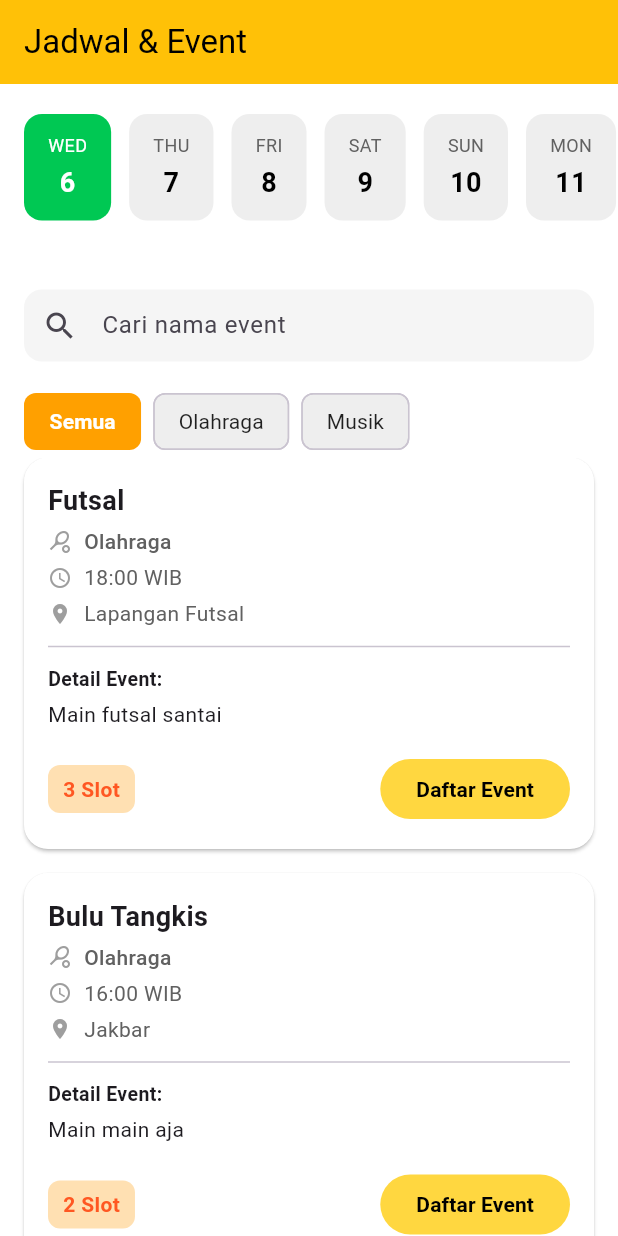
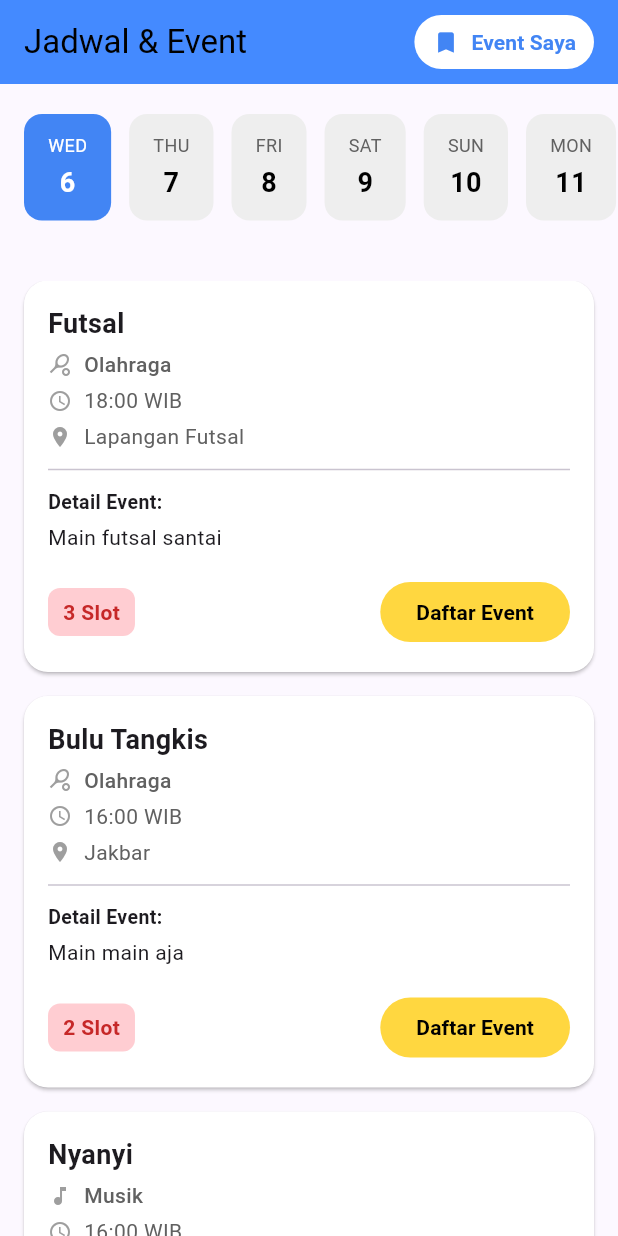
Before and after one commit to BryanDjong5/uts-mobprog, a Flutter app: the screen it shows after launch, on a phone screen of 412 x 824 dp. Run offline on Flutter 3.47's test engine with Material 3 defaults, Android fonts, the phone set to English and light mode, and no system bars; our stand-ins replace firebase_core; accounts and stored records are empty.

Commit message:
refactor: menghapus UI search dan filter kategori

```diff
--- a/lib/eventActivity/screens/daftar_event.dart
+++ b/lib/eventActivity/screens/daftar_event.dart
@@ -24,7 +24,7 @@ class _LayarFormDaftarState extends State<LayarFormDaftar> {
           "Form Pendaftaran",
           style: TextStyle(color: Colors.black),
         ),
-        backgroundColor: Colors.amber,
+        backgroundColor: Color(0xFFFFCF3A),
         iconTheme: const IconThemeData(color: Colors.black),
       ),
       body: SingleChildScrollView(
--- a/lib/eventActivity/screens/layar_event.dart
+++ b/lib/eventActivity/screens/layar_event.dart
@@ -62,13 +62,30 @@ class _LayarEventState extends State<LayarEvent> {
       "detail": "Lomba paduan suara",
       "kuota": "100 Slot"
     },
+    {
+      "judul": "Futsal",
+      "kategori": "Olahraga",
+      "tanggal": "7",
+      "icon": Icons.sports_tennis,
+      "waktu": "18:00 WIB",
+      "lokasi": "Lapangan Futsal",
+      "detail": "Main futsal santai",
+      "kuota": "12 Slot"
+    },
+    {
+      "judul": "Basket",
+      "kategori": "Olahraga",
+      "tanggal": "9",
+      "icon": Icons.sports_tennis,
+      "waktu": "18:00 WIB",
+      "lokasi": "Lapangan Futsal",
+      "detail": "Main futsal santai",
+      "kuota": "6 Slot"
+    },
   ];
 
   List<Map<String, dynamic>> tampilEvent = [];
-  String kategoriAktif = 'Semua';
-  String keyword = '';
   String tanggalAktif = '6';
-  final List<String> daftarKategori = ['Semua', 'Olahraga', 'Musik'];
 
   @override
   void initState() {
@@ -80,37 +97,45 @@ class _LayarEventState extends State<LayarEvent> {
   void saringData() {
     List<Map<String, dynamic>> hasil = daftarEvent;
     hasil = hasil.where((event) => event["tanggal"] == tanggalAktif).toList();
-    if (kategoriAktif != 'Semua') {
-      hasil = hasil.where((event) => event["kategori"] == kategoriAktif).toList();
-    }
-   if (keyword.isNotEmpty) {
-      hasil = hasil
-          .where((event) => event["judul"]
-              .toString()
-              .toLowerCase()
-              .contains(keyword.toLowerCase()))
-          .toList();
-    }
 
     setState(() {
       tampilEvent = hasil;
     });
-
-    void ubahTanggal(String tanggalPilihan) {
-    setState(() {
-      tanggalAktif = tanggalPilihan;
-      saringData();
-    });
-    }
   }
 
   @override
   Widget build(BuildContext context) {
     return Scaffold(
-      backgroundColor: Colors.white,
+      backgroundColor: Color(0xFFFCF8FF),
       appBar: AppBar(
         title: Text("Jadwal & Event", style: TextStyle(color: Colors.black)),
-        backgroundColor: Colors.amber,
+        backgroundColor: Colors.blueAccent,
+        actions: [
+          Padding(
+            padding: const EdgeInsets.symmetric(horizontal: 16, vertical: 10),
+            child: TextButton.icon(
+              onPressed: () {
+              },
+              icon: const Icon(Icons.bookmark, color: Color(0xFF4285F4), size: 18),
+              label: const Text(
+                "Event Saya",
+                style: TextStyle(
+                  color: Color(0xFF4285F4),
+                  fontWeight: FontWeight.bold,
+                  fontSize: 14,
+                ),
+              ),
+              style: TextButton.styleFrom(
+                backgroundColor: Colors.white,
+                foregroundColor: Colors.lightBlueAccent,
+                shape: RoundedRectangleBorder(
+                  borderRadius: BorderRadius.circular(20),
+                ),
+                padding: const EdgeInsets.symmetric(horizontal: 12),
+              ),
+            ),
+          ),
+        ],
       ),
 
       body: Column(
@@ -163,63 +188,7 @@ class _LayarEventState extends State<LayarEvent> {
             ),
           ),
 
-          const SizedBox(height: 30),
-
-          const SizedBox(height: 16),
-
-          Padding(
-            padding: const EdgeInsets.symmetric(horizontal: 16),
-            child: TextField(
-              onChanged: (teks) {
-                keyword = teks;
-                saringData();
-
-              },
-              decoration: InputDecoration(
-                hintText: "Cari nama event",
-                prefixIcon: const Icon(Icons.search),
-                filled: true,
-                fillColor: Colors.grey[100],
-                border: OutlineInputBorder(
-                  borderRadius: BorderRadius.circular(12),
-                  borderSide: BorderSide.none,
-                ),
-                contentPadding: const EdgeInsets.symmetric(vertical: 0),
-              ),
-            ),
-          ),
-
-          const SizedBox(height: 16),
-
-          SingleChildScrollView(
-            scrollDirection: Axis.horizontal,
-            padding: const EdgeInsets.symmetric(horizontal: 16),
-            child: Row(
-              children: daftarKategori.map((kategori) {
-                final bool isAktif = kategoriAktif == kategori;
-                return Padding(
-                  padding: const EdgeInsets.only(right: 8),
-                  child: ChoiceChip(
-                    label: Text(
-                      kategori,
-                      style: TextStyle(
-                        color: isAktif ? Colors.white : Colors.black87,
-                        fontWeight: isAktif ? FontWeight.bold : FontWeight.normal,
-                      ),
-                    ),
-                    selected: isAktif,
-                    selectedColor: Colors.amber[700],
-                    backgroundColor: Colors.grey[200],
-                    showCheckmark: false,
-                    onSelected: (selected) {
-                      kategoriAktif = kategori;
-                      saringData();
-                    },
-                  ),
-                );
-              }).toList(),
-            ),
-          ),
+          const SizedBox(height: 40),
 
           Expanded(
             child: ListView.builder(
--- a/lib/eventActivity/widgets/widget_event.dart
+++ b/lib/eventActivity/widgets/widget_event.dart
@@ -22,8 +22,26 @@ const Event({
     required this.kuota,
   });
 
+  int _getAngka() {
+    try {
+      String angka = kuota.replaceAll(RegExp(r'[^0-9]'), '');
+      return int.parse(angka);
+    } catch (e) {
+      return 0;
+    }
+  }
+
   @override
   Widget build(BuildContext context) {
+    final int angkaSlot = _getAngka();
+    final Color warnaBg = angkaSlot > 10
+        ? Colors.green[100]!
+        : (angkaSlot > 3 ? Colors.orange[100]! : Colors.red[100]!);
+
+    final Color warnaTeks = angkaSlot > 10
+        ? Colors.green[800]!
+        : (angkaSlot > 3 ? Colors.deepOrange : Colors.red[800]!);
+
     return Card(
       color: Colors.white,
       margin: const EdgeInsets.only(bottom: 16),
@@ -57,7 +75,7 @@ const Event({
             Row(
               children: [
                 Icon(
-        iconKategori,size: 16, color: Colors.grey),
+                  iconKategori,size: 16, color: Colors.grey),
                 const SizedBox(width: 8),
                 Text(
                   kategori,
@@ -105,14 +123,14 @@ const Event({
                     vertical: 6,
                   ),
                   decoration: BoxDecoration(
-                    color: Colors.orange[100],
+                    color: warnaBg,
                     borderRadius: BorderRadius.circular(8),
                   ),
                   child: Text(
                     kuota,
-                    style: const TextStyle(
+                    style: TextStyle(
                       fontWeight: FontWeight.bold,
-                      color: Colors.deepOrange,
+                      color: warnaTeks,
                     ),
                   ),
                 ),
--- a/lib/eventActivity/widgets/widget_kalender.dart
+++ b/lib/eventActivity/widgets/widget_kalender.dart
@@ -23,7 +23,7 @@ class Kalender extends StatelessWidget {
         margin: const EdgeInsets.only(right: 12),
         padding: const EdgeInsets.symmetric(horizontal: 16, vertical: 12),
         decoration: BoxDecoration(
-          color: isAktif ? Colors.greenAccent[700] : Colors.grey[200],
+          color: isAktif ? Color(0xFF4285F4) : Colors.grey[200],
           borderRadius: BorderRadius.circular(12),
         ),
         child: Column(
--- a/lib/main.dart
+++ b/lib/main.dart
@@ -16,7 +16,8 @@ class Reclub extends StatelessWidget {
     return MaterialApp(
       title: 'Reclub',
       debugShowCheckedModeBanner: false,
-      home: LayarEvent(),
+      //home: LoginScreen(),
+       home: LayarEvent()
     );
   }
 }
```
